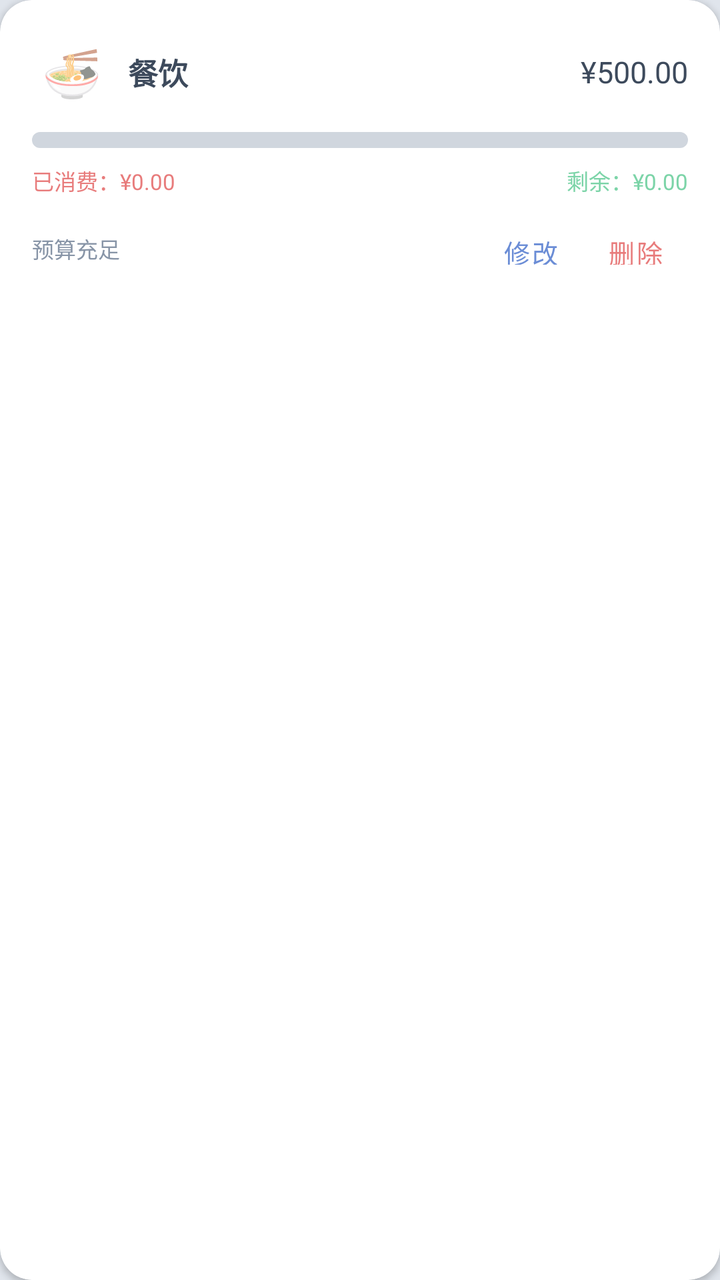
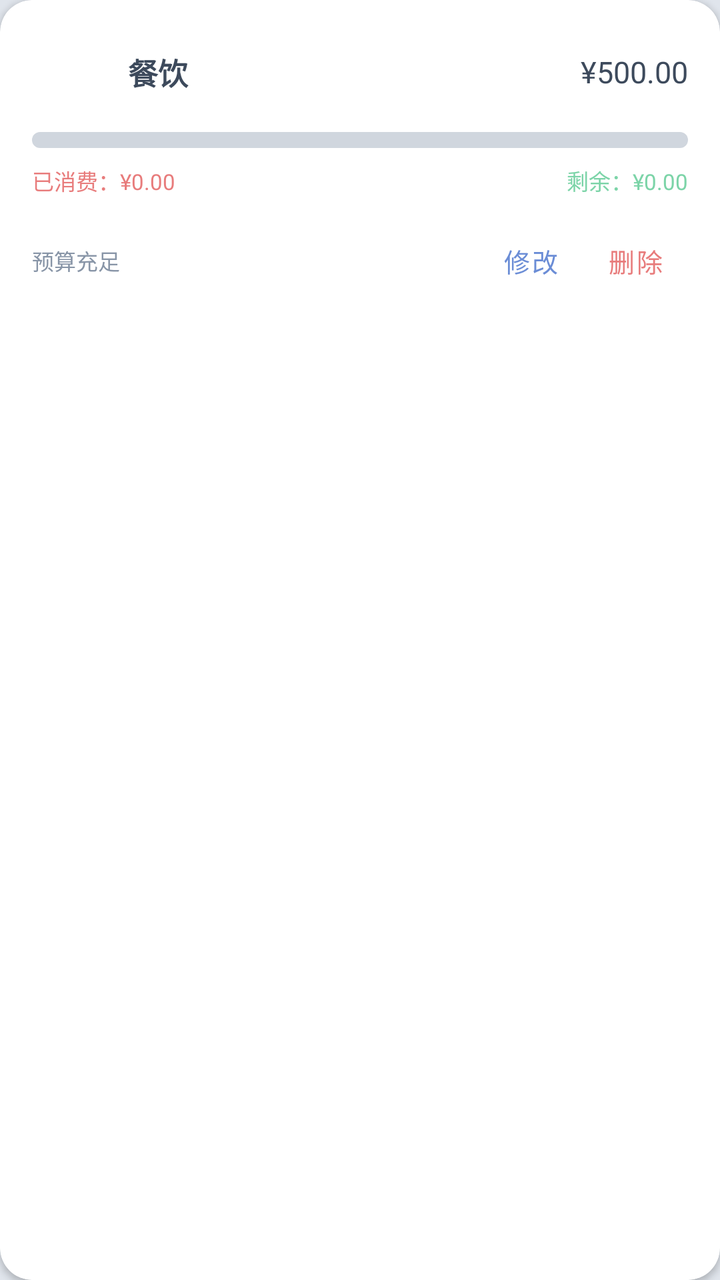

Two renders of the same Android screen: before a commit and after it. Below are the layout's source before the change and the commit's diff.
<!-- AndroidManifest.xml: application theme Theme.BillBook -->
<!-- res/layout/item_budget_category.xml -->
<?xml version="1.0" encoding="utf-8"?>
<androidx.cardview.widget.CardView xmlns:android="http://schemas.android.com/apk/res/android"
    xmlns:app="http://schemas.android.com/apk/res-auto"
    android:layout_width="match_parent"
    android:layout_height="wrap_content"
    android:layout_marginTop="8dp"
    app:cardCornerRadius="@dimen/radius_lg"
    app:cardElevation="@dimen/card_elevation">

    <LinearLayout
        android:layout_width="match_parent"
        android:layout_height="wrap_content"
        android:orientation="vertical"
        android:padding="16dp">

        
        <LinearLayout
            android:layout_width="match_parent"
            android:layout_height="wrap_content"
            android:gravity="center_vertical"
            android:orientation="horizontal">

            <FrameLayout
                android:layout_width="40dp"
                android:layout_height="40dp">

                <ImageView
                    android:id="@+id/ivCategoryIcon"
                    android:layout_width="match_parent"
                    android:layout_height="match_parent"
                    android:padding="4dp"
                    android:scaleType="centerInside"
                    android:visibility="gone" />

                <TextView
                    android:id="@+id/tvCategoryIcon"
                    android:layout_width="match_parent"
                    android:layout_height="match_parent"
                    android:gravity="center"
                    android:text="🍜"
                    android:textSize="24sp"
                    android:visibility="visible" />
            </FrameLayout>

            <TextView
                android:id="@+id/tvCategoryName"
                android:layout_width="0dp"
                android:layout_height="wrap_content"
                android:layout_marginStart="8dp"
                android:layout_weight="1"
                android:text="餐饮"
                android:textColor="@color/text_primary"
                android:textSize="@dimen/text_md"
                android:textStyle="bold" />

            <TextView
                android:id="@+id/tvCategoryBudget"
                android:layout_width="wrap_content"
                android:layout_height="wrap_content"
                android:text="¥500.00"
                android:textColor="@color/text_primary"
                android:textSize="@dimen/text_md" />
        </LinearLayout>

        
        <ProgressBar
            android:id="@+id/progressCategory"
            style="?android:attr/progressBarStyleHorizontal"
            android:layout_width="match_parent"
            android:layout_height="8dp"
            android:layout_marginTop="10dp"
            android:max="100"
            android:progressDrawable="@drawable/bg_progress_bar" />

        
        <LinearLayout
            android:layout_width="match_parent"
            android:layout_height="wrap_content"
            android:layout_marginTop="8dp"
            android:orientation="horizontal">

            <TextView
                android:id="@+id/tvCategorySpent"
                android:layout_width="0dp"
                android:layout_height="wrap_content"
                android:layout_weight="1"
                android:text="已消费：¥0.00"
                android:textColor="@color/expense_red"
                android:textSize="@dimen/text_xs" />

            <TextView
                android:id="@+id/tvCategoryRemaining"
                android:layout_width="wrap_content"
                android:layout_height="wrap_content"
                android:text="剩余：¥0.00"
                android:textColor="@color/income_green"
                android:textSize="@dimen/text_xs" />
        </LinearLayout>

        
        <LinearLayout
            android:layout_width="match_parent"
            android:layout_height="wrap_content"
            android:layout_marginTop="8dp"
            android:gravity="center_vertical"
            android:orientation="horizontal">

            <TextView
                android:id="@+id/tvCategoryStatus"
                android:layout_width="0dp"
                android:layout_height="wrap_content"
                android:layout_weight="1"
                android:text="预算充足"
                android:textColor="@color/text_secondary"
                android:textSize="@dimen/text_xs" />

            <com.google.android.material.button.MaterialButton
                android:id="@+id/btnEdit"
                android:layout_width="wrap_content"
                android:layout_height="36dp"
                android:minWidth="0dp"
                android:paddingHorizontal="12dp"
                android:text="修改"
                android:textSize="@dimen/text_sm"
                app:cornerRadius="@dimen/radius_sm"
                style="@style/Widget.MaterialComponents.Button.TextButton" />

            <com.google.android.material.button.MaterialButton
                android:id="@+id/btnDelete"
                android:layout_width="wrap_content"
                android:layout_height="36dp"
                android:minWidth="0dp"
                android:paddingHorizontal="12dp"
                android:text="删除"
                android:textSize="@dimen/text_sm"
                android:textColor="@color/expense_red"
                app:cornerRadius="@dimen/radius_sm"
                style="@style/Widget.MaterialComponents.Button.TextButton" />
        </LinearLayout>
    </LinearLayout>
</androidx.cardview.widget.CardView>
<!-- resources referenced by this layout -->
<resources>
  <color name="expense_red">#E87C7C</color>
  <color name="income_green">#7CD4A8</color>
  <color name="text_primary">#3D4A5C</color>
  <color name="text_secondary">#8895A7</color>
  <dimen name="card_elevation">2dp</dimen>
  <dimen name="radius_lg">16dp</dimen>
  <dimen name="radius_sm">8dp</dimen>
  <dimen name="text_md">15sp</dimen>
  <dimen name="text_sm">13sp</dimen>
  <dimen name="text_xs">11sp</dimen>
  <!-- drawable bg_progress_bar (drawable) -->
  <?xml version="1.0" encoding="utf-8"?>
  <layer-list xmlns:android="http://schemas.android.com/apk/res/android">
      
      <item android:id="@android:id/background">
          <shape android:shape="rectangle">
              <solid android:color="@color/neu_bg_dark" />
              <corners android:radius="100dp" />
          </shape>
      </item>
      
      <item android:id="@android:id/progress">
          <clip>
              <shape android:shape="rectangle">
                  <solid android:color="@color/colorPrimary" />
                  <corners android:radius="100dp" />
              </shape>
          </clip>
      </item>
  </layer-list>
  <style name="Theme.BillBook" parent="Theme.MaterialComponents.Light.NoActionBar">
          <item name="colorPrimary">@color/colorPrimary</item>
          <item name="colorPrimaryDark">@color/colorPrimaryDark</item>
          <item name="colorAccent">@color/colorAccent</item>
          <item name="android:windowBackground">@color/bg_page</item>
          <item name="android:statusBarColor">@android:color/transparent</item>
          <item name="android:navigationBarColor">@android:color/transparent</item>
          <item name="android:windowLightNavigationBar">true</item>
      </style>
  <color name="neu_bg_dark">#D0D6DE</color>
  <color name="colorPrimary">#6B8DD6</color>
  <color name="colorPrimaryDark">#5A7BC8</color>
  <color name="colorAccent">#8BA7E8</color>
  <color name="bg_page">#E0E5EC</color>
</resources>

<!-- the commit's change to res/layout/item_budget_category.xml (unified diff, before → after) -->
@@ -3,7 +3,7 @@
     xmlns:app="http://schemas.android.com/apk/res-auto"
     android:layout_width="match_parent"
     android:layout_height="wrap_content"
-    android:layout_marginTop="8dp"
+    android:layout_marginTop="@dimen/spacing_sm"
     app:cardCornerRadius="@dimen/radius_lg"
     app:cardElevation="@dimen/card_elevation">
 
@@ -11,7 +11,7 @@
         android:layout_width="match_parent"
         android:layout_height="wrap_content"
         android:orientation="vertical"
-        android:padding="16dp">
+        android:padding="@dimen/spacing_md">
 
         
         <LinearLayout
@@ -28,7 +28,7 @@
                     android:id="@+id/ivCategoryIcon"
                     android:layout_width="match_parent"
                     android:layout_height="match_parent"
-                    android:padding="4dp"
+                    android:padding="@dimen/spacing_xs"
                     android:scaleType="centerInside"
                     android:visibility="gone" />
 
@@ -37,8 +37,8 @@
                     android:layout_width="match_parent"
                     android:layout_height="match_parent"
                     android:gravity="center"
-                    android:text="🍜"
-                    android:textSize="24sp"
+                    android:text=""
+                    android:textSize="@dimen/text_xl"
                     android:visibility="visible" />
             </FrameLayout>
 
@@ -46,7 +46,7 @@
                 android:id="@+id/tvCategoryName"
                 android:layout_width="0dp"
                 android:layout_height="wrap_content"
-                android:layout_marginStart="8dp"
+                android:layout_marginStart="@dimen/spacing_sm"
                 android:layout_weight="1"
                 android:text="餐饮"
                 android:textColor="@color/text_primary"
@@ -76,7 +76,7 @@
         <LinearLayout
             android:layout_width="match_parent"
             android:layout_height="wrap_content"
-            android:layout_marginTop="8dp"
+            android:layout_marginTop="@dimen/spacing_sm"
             android:orientation="horizontal">
 
             <TextView
@@ -101,7 +101,7 @@
         <LinearLayout
             android:layout_width="match_parent"
             android:layout_height="wrap_content"
-            android:layout_marginTop="8dp"
+            android:layout_marginTop="@dimen/spacing_sm"
             android:gravity="center_vertical"
             android:orientation="horizontal">
 
@@ -117,7 +117,7 @@
             <com.google.android.material.button.MaterialButton
                 android:id="@+id/btnEdit"
                 android:layout_width="wrap_content"
-                android:layout_height="36dp"
+                android:layout_height="48dp"
                 android:minWidth="0dp"
                 android:paddingHorizontal="12dp"
                 android:text="修改"
@@ -128,7 +128,7 @@
             <com.google.android.material.button.MaterialButton
                 android:id="@+id/btnDelete"
                 android:layout_width="wrap_content"
-                android:layout_height="36dp"
+                android:layout_height="48dp"
                 android:minWidth="0dp"
                 android:paddingHorizontal="12dp"
                 android:text="删除"
<!-- resource entries referenced after the edit -->
@@ -7,8 +7,12 @@
   <dimen name="card_elevation">2dp</dimen>
   <dimen name="radius_lg">16dp</dimen>
   <dimen name="radius_sm">8dp</dimen>
+  <dimen name="spacing_md">16dp</dimen>
+  <dimen name="spacing_sm">8dp</dimen>
+  <dimen name="spacing_xs">4dp</dimen>
   <dimen name="text_md">15sp</dimen>
   <dimen name="text_sm">13sp</dimen>
+  <dimen name="text_xl">22sp</dimen>
   <dimen name="text_xs">11sp</dimen>
   <!-- drawable bg_progress_bar (drawable) -->
   <?xml version="1.0" encoding="utf-8"?>
